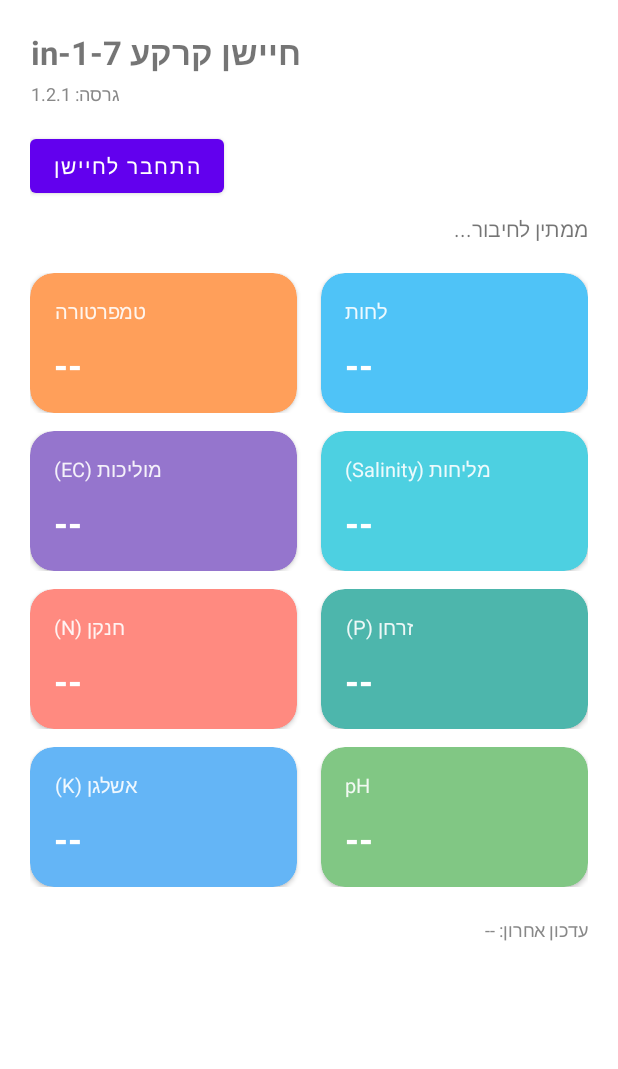
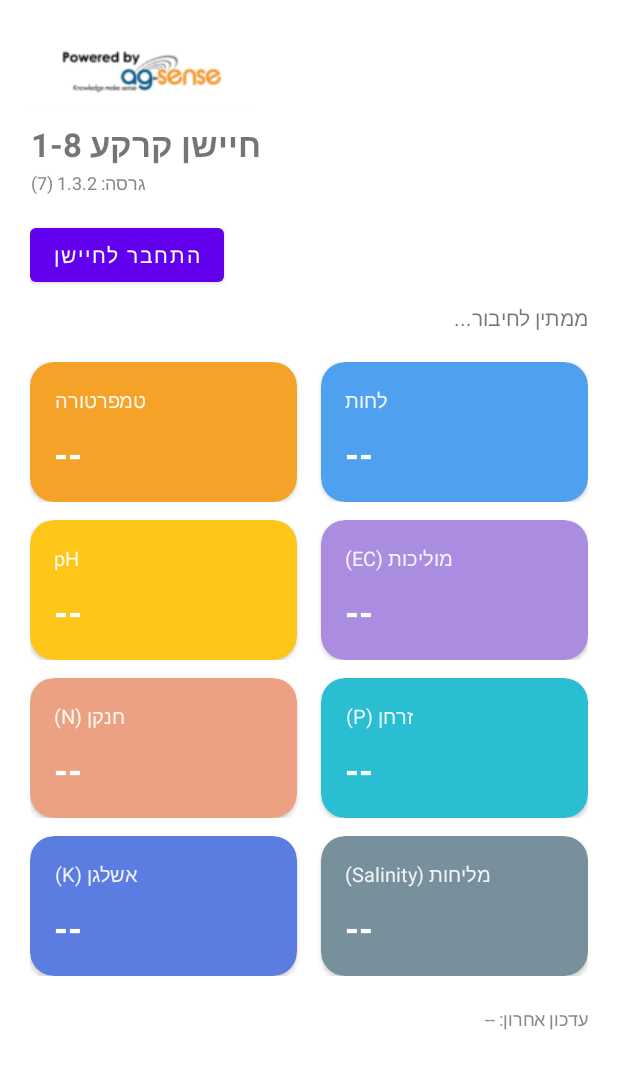
Before and after one commit to alonbz/SoilSensorReader, an Android app: the screen it shows after launch (MainActivity), on a phone screen of 412 x 824 dp. Shown: the top 1069 px of the screen. Run offline under Robolectric (Android 15) with nearby library versions, the light colour scheme and no system bars; 3 statements that could not run were skipped.

Commit message:
Add files via upload

```diff
--- a/SoilSensorReader/app/build.gradle.kts
+++ b/SoilSensorReader/app/build.gradle.kts
@@ -11,8 +11,8 @@ android {
         applicationId = "com.agsense.soilsensor7in1"
         minSdk = 26
         targetSdk = 34
-        versionCode = 4
-        versionName = "1.2.1"
+        versionCode = 7
+        versionName = "1.3.2"
     }
 
     signingConfigs {
@@ -38,6 +38,10 @@ android {
     kotlinOptions {
         jvmTarget = "17"
     }
+
+    buildFeatures {
+        buildConfig = true
+    }
 }
 
 dependencies {
--- a/SoilSensorReader/app/src/main/java/com/agsense/soilsensor7in1/MainActivity.kt
+++ b/SoilSensorReader/app/src/main/java/com/agsense/soilsensor7in1/MainActivity.kt
@@ -23,6 +23,8 @@ class MainActivity : AppCompatActivity() {
     private lateinit var tvPh: TextView
     private lateinit var tvLastUpdate: TextView
 
+    private lateinit var tvVersion: TextView
+
     override fun onCreate(savedInstanceState: Bundle?) {
         super.onCreate(savedInstanceState)
         setContentView(R.layout.activity_main)
@@ -37,6 +39,8 @@ class MainActivity : AppCompatActivity() {
         tvK = findViewById(R.id.tvK)
         tvPh = findViewById(R.id.tvPh)
         tvLastUpdate = findViewById(R.id.tvLastUpdate)
+        tvVersion = findViewById(R.id.tvVersion)
+        tvVersion.text = "גרסה: ${BuildConfig.VERSION_NAME} (${BuildConfig.VERSION_CODE})"
 
         usbHelper = UsbSerialHelper(
             context = this,
--- a/SoilSensorReader/app/src/main/res/layout/activity_main.xml
+++ b/SoilSensorReader/app/src/main/res/layout/activity_main.xml
@@ -11,11 +11,21 @@
         android:orientation="vertical"
         android:padding="20dp">
 
+        <!-- Brand header -->
+        <ImageView
+            android:id="@+id/ivBrandLogo"
+            android:layout_width="150dp"
+            android:layout_height="wrap_content"
+            android:adjustViewBounds="true"
+            android:contentDescription="AG-Sense"
+            android:src="@drawable/ag_sense_logo" />
+
         <TextView
             android:id="@+id/tvTitle"
             android:layout_width="wrap_content"
             android:layout_height="wrap_content"
-            android:text="חיישן קרקע 7-in-1"
+            android:layout_marginTop="10dp"
+            android:text="חיישן קרקע 1-8"
             android:textSize="22sp"
             android:textStyle="bold" />
 
@@ -23,8 +33,8 @@
             android:id="@+id/tvVersion"
             android:layout_width="wrap_content"
             android:layout_height="wrap_content"
-            android:layout_marginTop="4dp"
-            android:text="גרסה: 1.2.1"
+            android:layout_marginTop="2dp"
+            android:text="גרסה: --"
             android:textSize="12sp"
             android:textColor="#888888" />
 
@@ -99,7 +109,7 @@
             </androidx.cardview.widget.CardView>
         </LinearLayout>
 
-        <!-- Row 2: EC | Salinity -->
+        <!-- Row 2: EC | pH -->
         <LinearLayout
             android:layout_width="match_parent"
             android:layout_height="wrap_content"
@@ -111,6 +121,30 @@
                 android:layout_height="wrap_content"
                 android:layout_weight="1"
                 android:layout_marginEnd="8dp"
+                app:cardBackgroundColor="@color/cardPh"
+                app:cardCornerRadius="16dp"
+                app:cardElevation="2dp">
+
+                <LinearLayout
+                    android:layout_width="match_parent"
+                    android:layout_height="wrap_content"
+                    android:orientation="vertical"
+                    android:padding="16dp">
+
+                    <TextView style="@style/CardTitleWhite" android:text="pH" />
+
+                    <TextView
+                        android:id="@+id/tvPh"
+                        style="@style/CardValueWhite"
+                        android:text="--" />
+                </LinearLayout>
+            </androidx.cardview.widget.CardView>
+
+            <androidx.cardview.widget.CardView
+                android:layout_width="0dp"
+                android:layout_height="wrap_content"
+                android:layout_weight="1"
+                android:layout_marginStart="8dp"
                 app:cardBackgroundColor="@color/cardEc"
                 app:cardCornerRadius="16dp"
                 app:cardElevation="2dp">
@@ -125,30 +159,6 @@
 
                     <TextView
                         android:id="@+id/tvEc"
-                        style="@style/CardValueWhite"
-                        android:text="--" />
-                </LinearLayout>
-            </androidx.cardview.widget.CardView>
-
-            <androidx.cardview.widget.CardView
-                android:layout_width="0dp"
-                android:layout_height="wrap_content"
-                android:layout_weight="1"
-                android:layout_marginStart="8dp"
-                app:cardBackgroundColor="@color/cardSalinity"
-                app:cardCornerRadius="16dp"
-                app:cardElevation="2dp">
-
-                <LinearLayout
-                    android:layout_width="match_parent"
-                    android:layout_height="wrap_content"
-                    android:orientation="vertical"
-                    android:padding="16dp">
-
-                    <TextView style="@style/CardTitleWhite" android:text="מליחות (Salinity)" />
-
-                    <TextView
-                        android:id="@+id/tvSalinity"
                         style="@style/CardValueWhite"
                         android:text="--" />
                 </LinearLayout>
@@ -211,7 +221,7 @@
             </androidx.cardview.widget.CardView>
         </LinearLayout>
 
-        <!-- Row 4: K | pH -->
+        <!-- Row 4: K | Salinity -->
         <LinearLayout
             android:layout_width="match_parent"
             android:layout_height="wrap_content"
@@ -247,7 +257,7 @@
                 android:layout_height="wrap_content"
                 android:layout_weight="1"
                 android:layout_marginStart="8dp"
-                app:cardBackgroundColor="@color/cardPh"
+                app:cardBackgroundColor="@color/cardSalinity"
                 app:cardCornerRadius="16dp"
                 app:cardElevation="2dp">
 
@@ -257,10 +267,10 @@
                     android:orientation="vertical"
                     android:padding="16dp">
 
-                    <TextView style="@style/CardTitleWhite" android:text="pH" />
+                    <TextView style="@style/CardTitleWhite" android:text="מליחות (Salinity)" />
 
                     <TextView
-                        android:id="@+id/tvPh"
+                        android:id="@+id/tvSalinity"
                         style="@style/CardValueWhite"
                         android:text="--" />
                 </LinearLayout>
--- a/SoilSensorReader/app/src/main/res/values/colors.xml
+++ b/SoilSensorReader/app/src/main/res/values/colors.xml
@@ -1,10 +1,14 @@
 <resources>
-    <color name="cardTemperature">#FF9F5A</color>
-    <color name="cardMoisture">#4FC3F7</color>
-    <color name="cardEc">#9575CD</color>
-    <color name="cardSalinity">#4DD0E1</color>
-    <color name="cardNitrogen">#FF8A80</color>
-    <color name="cardPhosphorus">#4DB6AC</color>
-    <color name="cardPotassium">#64B5F6</color>
-    <color name="cardPh">#81C784</color>
+    <!-- Sampled directly from the manufacturer app's reference screenshot -->
+    <color name="cardTemperature">#F5A328</color>
+    <color name="cardMoisture">#50A0F0</color>
+    <color name="cardEc">#AA8CE1</color>
+    <color name="cardPh">#FDC618</color>
+    <color name="cardNitrogen">#ECA282</color>
+    <color name="cardPhosphorus">#29BED2</color>
+    <color name="cardPotassium">#5B7CE1</color>
+    <!-- Salinity has no reference card (8th parameter we added) - chosen to be visually distinct -->
+    <color name="cardSalinity">#78909C</color>
+
+    <color name="brandGreen">#2E7D32</color>
 </resources>
--- a/SoilSensorReader/app/src/main/res/values/strings.xml
+++ b/SoilSensorReader/app/src/main/res/values/strings.xml
@@ -1,3 +1,3 @@
 <resources>
-    <string name="app_name">חיישן קרקע 7in1</string>
+    <string name="app_name">חיישן קרקע 1-8</string>
 </resources>
```
Also changed, not shown: SoilSensorReader/app/src/main/res/drawable-nodpi/ag_sense_logo.png (added), 1 other file.
